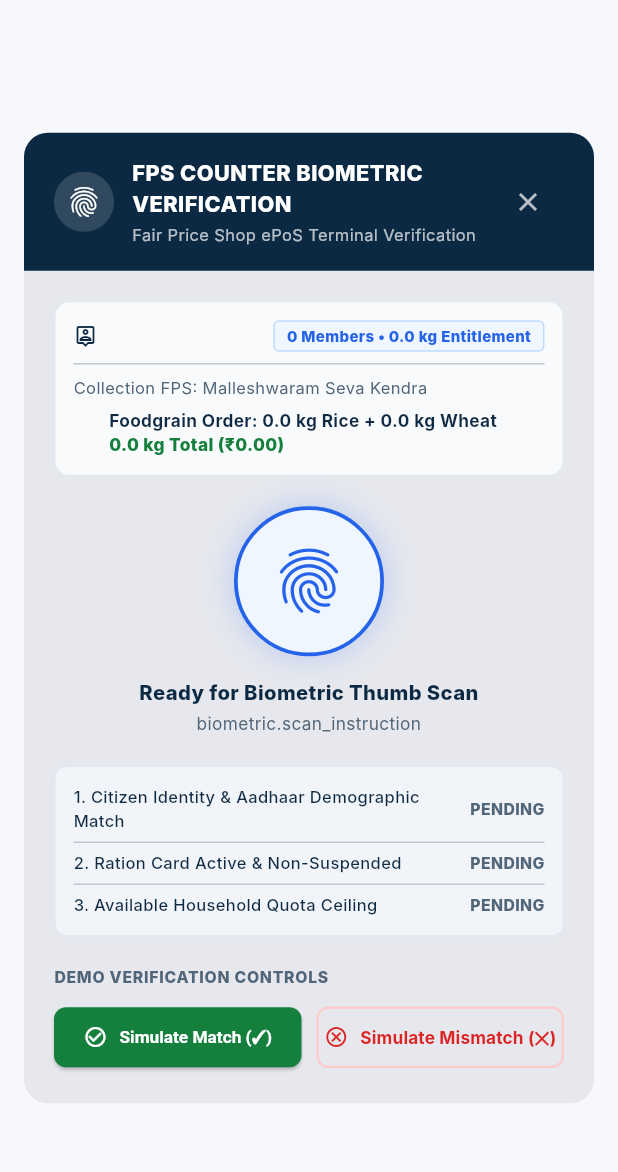
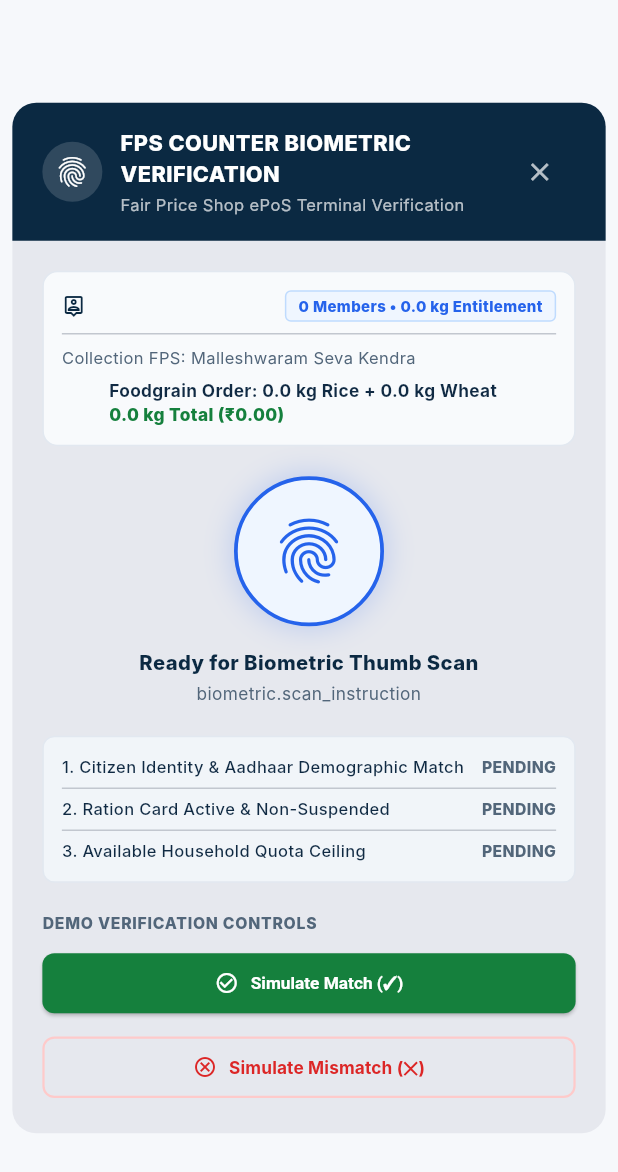
Before and after one commit to chethangowda-web/SIH-Final, a Flutter app: the BiometricVerificationDialog widget shown alone on an empty page, opened directly with empty values, on a phone screen of 412 x 824 dp. Shown: the top 1172 px of the screen. Run offline on Flutter 3.47's test engine with Material 3 defaults, Android fonts, the phone set to English and light mode, and no system bars; our stand-ins replace flutter_map, latlong2; accounts and stored records are empty; network calls fail; Roboto replaces fonts that are missing (Inter).

Commit message:
feat(ui): implement responsive mobile design across all screens, workflows, and dialogs

```diff
--- a/frontend/lib/screens/admin/admin_dashboard_screen.dart
+++ b/frontend/lib/screens/admin/admin_dashboard_screen.dart
@@ -1000,7 +1000,7 @@ class _AdminDashboardScreenState extends State<AdminDashboardScreen> {
                         child: Material(
                           elevation: 16,
                           child: SizedBox(
-                            width: 520,
+                            width: MediaQuery.of(context).size.width > 600 ? 520.0 : MediaQuery.of(context).size.width * 0.92,
                             child: Stack(
                               children: [
                                 FpsDetailDrawer(
--- a/frontend/lib/screens/beneficiary/biometric_verification_dialog.dart
+++ b/frontend/lib/screens/beneficiary/biometric_verification_dialog.dart
@@ -117,11 +117,14 @@ class _BiometricVerificationDialogState extends State<BiometricVerificationDialo
   Widget build(BuildContext context) {
     final isHome = widget.deliveryMode == 'HOME_DELIVERY';
 
+    final screenW = MediaQuery.of(context).size.width;
+    final isMobile = screenW < 600;
+
     return Dialog(
       shape: RoundedRectangleBorder(borderRadius: BorderRadius.circular(16)),
-      insetPadding: const EdgeInsets.symmetric(horizontal: 16, vertical: 24),
+      insetPadding: EdgeInsets.symmetric(horizontal: isMobile ? 8 : 16, vertical: isMobile ? 12 : 24),
       child: ConstrainedBox(
-        constraints: const BoxConstraints(maxWidth: 580),
+        constraints: BoxConstraints(maxWidth: isMobile ? screenW * 0.96 : 580),
         child: SingleChildScrollView(
           child: Column(
             mainAxisSize: MainAxisSize.min,
@@ -350,10 +353,10 @@ class _BiometricVerificationDialogState extends State<BiometricVerificationDialo
                         style: TextStyle(fontSize: 10.5, fontWeight: FontWeight.w800, color: AppConstants.textSecondary, letterSpacing: 0.5),
                       ),
                       const SizedBox(height: 8),
-                      Row(
-                        children: [
-                          Expanded(
-                            child: ElevatedButton.icon(
+                      LayoutBuilder(
+                        builder: (context, constraints) {
+                          final isNarrow = constraints.maxWidth < 420;
+                          final btnSuccess = ElevatedButton.icon(
                             key: const ValueKey('btn_simulate_success'),
                             onPressed: _state == BiometricVerificationState.scanning
                                 ? null
@@ -369,11 +372,9 @@ class _BiometricVerificationDialogState extends State<BiometricVerificationDialo
                               padding: const EdgeInsets.symmetric(vertical: 12),
                               shape: RoundedRectangleBorder(borderRadius: BorderRadius.circular(8)),
                             ),
-                            ),
-                          ),
-                          const SizedBox(width: 10),
-                          Expanded(
-                            child: OutlinedButton.icon(
+                          );
+
+                          final btnFailure = OutlinedButton.icon(
                             key: const ValueKey('btn_simulate_failure'),
                             onPressed: _state == BiometricVerificationState.scanning
                                 ? null
@@ -389,9 +390,27 @@ class _BiometricVerificationDialogState extends State<BiometricVerificationDialo
                               padding: const EdgeInsets.symmetric(vertical: 12),
                               shape: RoundedRectangleBorder(borderRadius: BorderRadius.circular(8)),
                             ),
-                            ),
-                          ),
+                          );
+
+                          if (isNarrow) {
+                            return Column(
+                              crossAxisAlignment: CrossAxisAlignment.stretch,
+                              children: [
+                                btnSuccess,
+                                const SizedBox(height: 8),
+                                btnFailure,
                               ],
+                            );
+                          } else {
+                            return Row(
+                              children: [
+                                Expanded(child: btnSuccess),
+                                const SizedBox(width: 10),
+                                Expanded(child: btnFailure),
+                              ],
+                            );
+                          }
+                        },
                       ),
                     ],
 
```
Also changed, not shown: frontend/lib/screens/beneficiary/beneficiary_home_screen.dart (+81 -36 lines), frontend/lib/screens/beneficiary/intent_confirmation_screen.dart (+11 -12 lines), frontend/lib/screens/beneficiary/intent_selection_screen.dart (+36 -25 lines), frontend/lib/widgets/delivery_timeline.dart (+17 -6 lines), frontend/lib/widgets/enterprise_dialog_scaffold.dart (+7 -3 lines), frontend/lib/widgets/fps_detail_drawer.dart (+10 -3 lines), 2 other files. Lines whose indentation alone changed are shown as unchanged.
